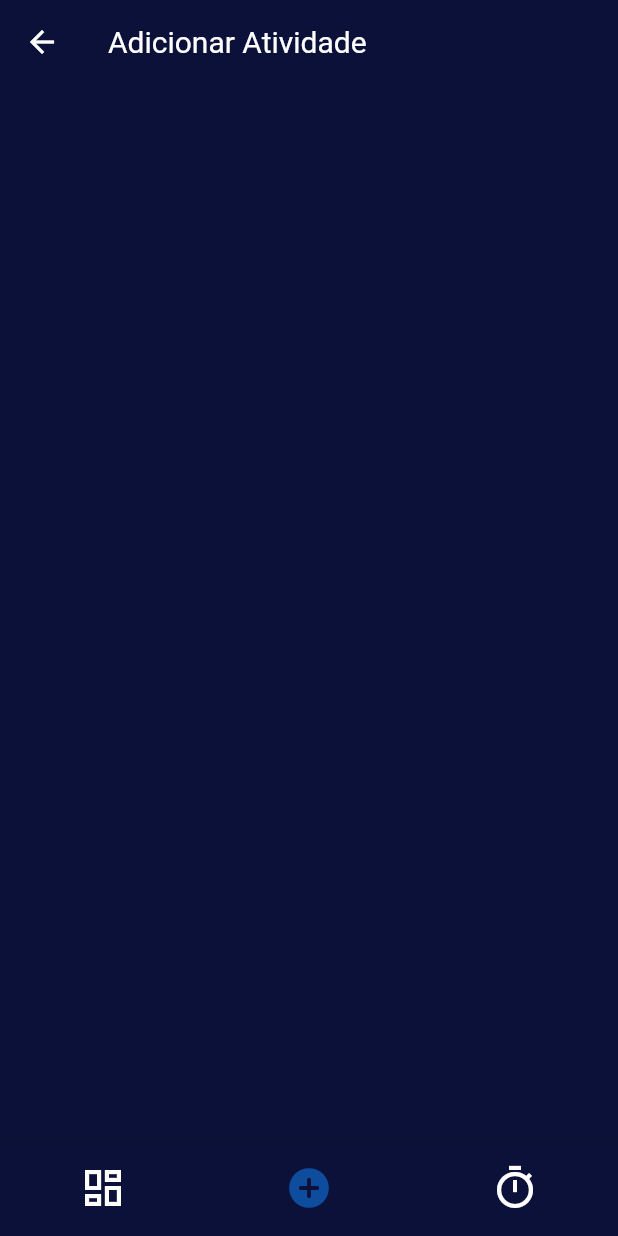
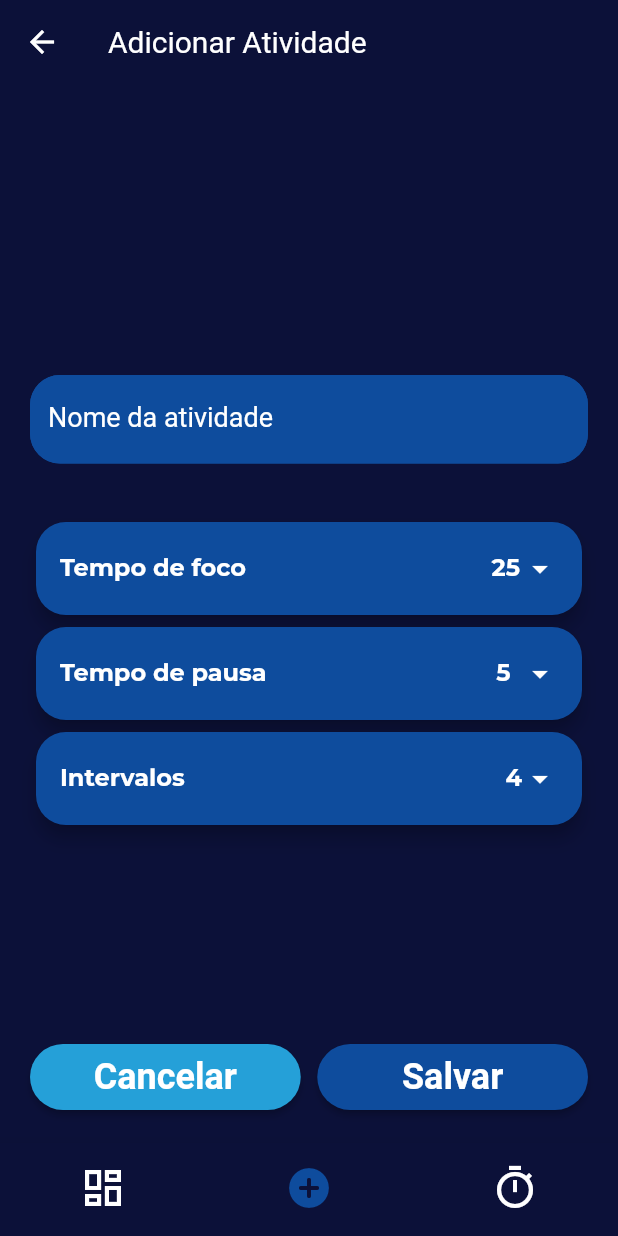
Before and after one commit to yurilima7/pomodoro, a Flutter app: the Bar screen opened directly, item 2 of the bottom bar chosen, on a phone screen of 412 x 824 dp. Run offline on Flutter 3.47's test engine with Material 2 defaults, Android fonts, the phone set to English and light mode, and no system bars; our stand-ins replace flutter_svg, shared_preferences, sqflite; missing offline and left inert: validatorless; accounts and stored records are empty.

Commit message:
Front Add Atividade

```diff
--- a/lib/app/core/utils/navigator_routes.dart
+++ b/lib/app/core/utils/navigator_routes.dart
@@ -15,4 +15,11 @@ class NavigatorRoutes {
       (route) => false,
     );
   }
+
+  void homeScreen() {
+    navigatorKey.currentState!.pushNamedAndRemoveUntil(
+      AppRoutes.authOrHome,
+      (route) => false,
+    );
+  }
 }
--- a/lib/app/core/widgets/options_buttons.dart
+++ b/lib/app/core/widgets/options_buttons.dart
@@ -34,6 +34,8 @@ class OptionsButtons extends StatelessWidget {
           ),
         ),
 
+        const SizedBox(width: 11,),
+
         Expanded(
           child: ElevatedButton(
             style: context.buttons.optButton,
@@ -41,7 +43,7 @@ class OptionsButtons extends StatelessWidget {
 
             child: Padding(
               padding: const EdgeInsets.all(8.0),
-              child: Text(title),
+              child: Text(title2),
             ),
           ),
         ),
--- a/lib/app/views/activities_screen/activities.dart
+++ b/lib/app/views/activities_screen/activities.dart
@@ -1,10 +1,28 @@
 import 'package:flutter/material.dart';
+import 'package:pomodoro/app/core/widgets/main_card.dart';
 
 class Activities extends StatelessWidget {
   const Activities({super.key});
 
   @override
   Widget build(BuildContext context) {
-    return Container();
+    return SafeArea(
+      child: Padding(
+        padding: const EdgeInsets.all(20),
+        child: Column(
+          children: [
+            ListView.builder(
+              physics: const NeverScrollableScrollPhysics(),
+              shrinkWrap: true,
+              itemCount: 4,
+              itemBuilder: (_, i) => const MainCard(
+                title: 'title',
+                subtitle: 'subtitle',
+              ),
+            ),
+          ],
+        ),
+      ),
+    );
   }
 }
--- a/lib/app/views/add_screen/add_activity.dart
+++ b/lib/app/views/add_screen/add_activity.dart
@@ -1,10 +1,116 @@
 import 'package:flutter/material.dart';
-
-class AddActivity extends StatelessWidget {
+import 'package:pomodoro/app/core/styles/colors_app.dart';
+import 'package:pomodoro/app/core/widgets/options_buttons.dart';
+import 'package:pomodoro/app/views/add_screen/widgets/card_selection.dart';
+class AddActivity extends StatefulWidget {
   const AddActivity({super.key});
 
   @override
+  State<AddActivity> createState() => _AddActivityState();
+}
+
+class _AddActivityState extends State<AddActivity> {
+
+  final List<String> _timeFocus = [
+    '15', '20', '25', '30',
+  ];
+
+  final List<String> _pause = [
+    '5', '10',
+  ];
+
+  final List<String> _interval = [
+    '2', '3', '4'
+  ];
+
+  String focusValue = '25', pauseValue = '5', intervalValue = '4';
+
+  @override
   Widget build(BuildContext context) {
-    return Container();
+
+    return SafeArea(
+      child: Padding(
+        padding: const EdgeInsets.all(20),
+
+        child: LayoutBuilder(
+          builder: (_, constraints) {
+            return SingleChildScrollView(
+              child: ConstrainedBox(
+                constraints: BoxConstraints(minHeight: constraints.maxHeight),
+
+                child: IntrinsicHeight(
+                  child: Column(
+                    children: [
+                      const Spacer(),
+
+                      Column(
+                        mainAxisAlignment: MainAxisAlignment.center,
+                        children: [
+                          TextFormField(
+                            decoration: InputDecoration(
+                              filled: true,
+                              fillColor: context.colors.secondary,
+                              labelText: 'Nome da atividade',
+                            ),
+                          ),
+
+                          const SizedBox(
+                            height: 35,
+                          ),
+
+                          CardSelection(
+                            value: focusValue,
+                            opts: _timeFocus,
+                            title: 'Tempo de foco',
+                            selection: (String? value) {
+                              setState(() {
+                                focusValue = value!;
+                              });
+                            },
+                          ),
+
+                          CardSelection(
+                            value: pauseValue,
+                            opts: _pause,
+                            title: 'Tempo de pausa',
+                            selection: (String? value) {
+                              setState(() {
+                                pauseValue = value!;
+                              });
+                            },
+                          ),
+
+                          CardSelection(
+                            title: 'Intervalos',
+                            value: intervalValue,
+                            opts: _interval,
+                            selection: (String? value) {
+                              setState(() {
+                                intervalValue = value!;
+                              });
+                            },
+                          ),
+
+                          const SizedBox(
+                             height: 140,
+                          ),
+
+                          OptionsButtons(
+                            action: () {},
+                            action2: () {},
+                            title: 'Cancelar',
+                            title2: 'Salvar',
+                          ),
+                        ],
+                      ),
+                    ],
+                  ),
+                ),
+              ),
+            );
+          },
+        ),
+      ),
+    );
   }
 }
--- /dev/null
+++ b/lib/app/views/add_screen/widgets/card_selection.dart
@@ -0,0 +1,58 @@
+import 'package:flutter/material.dart';
+import 'package:pomodoro/app/core/styles/colors_app.dart';
+import 'package:pomodoro/app/core/styles/text_styles.dart';
+
+class CardSelection extends StatelessWidget {
+  final String title;
+  final String value;
+  final List<String> opts;
+  final Function(String?) selection;
+
+  const CardSelection({
+    super.key,
+    required this.value,
+    required this.opts,
+    required this.title,
+    required this.selection,
+  });
+
+  @override
+  Widget build(BuildContext context) {
+
+    return Card(
+      child: Padding(
+        padding: const EdgeInsets.only(top: 3.0, bottom: 3.0),
+        child: ListTile(
+          title: Row(
+            mainAxisAlignment: MainAxisAlignment.spaceBetween,
+            children: [
+              Text(
+                title,
+                style: context.textStyles.cardTitle,
+              ),
+
+              DropdownButton(
+                value: value,
+                style: context.textStyles.cardTitle,
+                elevation: 2,
+                underline: Container(
+                  color: context.colors.secondary,
+                ),
+                dropdownColor: context.colors.secondary,
+                iconEnabledColor: context.colors.white,
+                borderRadius: BorderRadius.circular(20),
+                items: opts.map<DropdownMenuItem<String>>((String value) {
+                  return DropdownMenuItem<String>(
+                    value: value,
+                    child: Text(value),
+                  );
+                }).toList(),
+                onChanged: selection,
+              ),
+            ],
+          ),
+        ),
+      ),
+    );
+  }
+}
```
